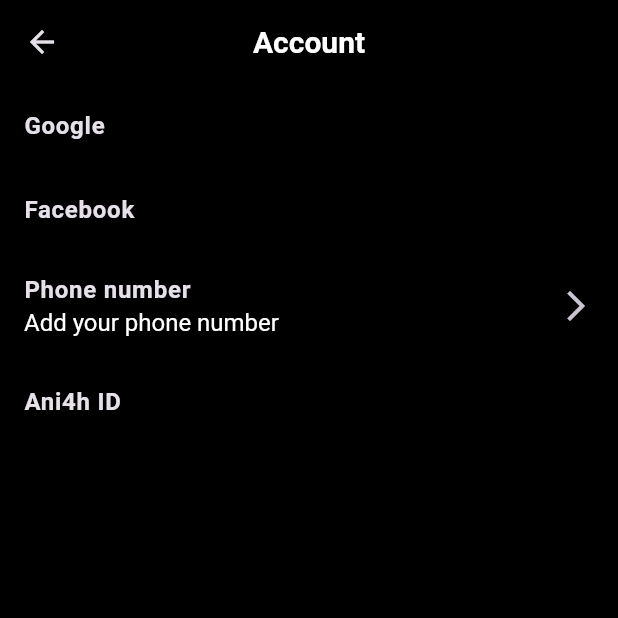
After one commit to caovanhoang63/ani4h_app, a Flutter app: the SettingScreen screen opened by its route, after a tap on "Account", on a phone screen of 412 x 824 dp, the top half of it. The commit adds this screen. Run offline on Flutter 3.47's test engine with Material 3 defaults, Android fonts, the light colour scheme and no system bars; our stand-ins replace carousel_slider, dio, flutter_riverpod, flutter_secure_storage, freezed_annotation, go_router and 2 more; missing offline and left inert: dio_http_formatter; accounts and stored records are empty; generated files the repository leaves out were written again; network calls fail.

Commit message:
add account  screen

```diff
--- a/lib/core/route/route_name.dart
+++ b/lib/core/route/route_name.dart
@@ -3,3 +3,4 @@
 const String signupRoute = "/signup";
 const String movieDetailRoute = "/movie-detail";
 const String settingRoute = "/setting";
+const String accountRoute = "/account";
--- /dev/null
+++ b/lib/features/profile/presentation/ui/account_screen.dart
@@ -0,0 +1,48 @@
+import 'package:flutter/material.dart';
+import 'package:flutter_riverpod/flutter_riverpod.dart';
+import 'package:go_router/go_router.dart';
+
+
+class AccountScreen extends ConsumerWidget {
+  const AccountScreen({super.key});
+
+  @override
+  Widget build(BuildContext context, WidgetRef ref) {
+    return Scaffold(
+      backgroundColor: Colors.black,
+      appBar: AppBar(
+        centerTitle: true,
+        title: const Text("Account",  style: TextStyle(fontSize: 20, color: Colors.white, fontWeight: FontWeight.bold)),
+        leading: IconButton(
+          icon: const Icon(Icons.arrow_back),
+          onPressed: () {
+            context.pop();
+          },
+        ),
+      ),
+      body: ListView(
+        children: const [
+          ListTile(
+              contentPadding:  EdgeInsets.fromLTRB(16,0,16,0),
+              title: Text("Google", style: TextStyle(fontSize: 16, fontWeight: FontWeight.bold)),
+          ),
+          ListTile(
+              contentPadding:  EdgeInsets.fromLTRB(16,0,16,0),
+              title: Text("Facebook", style: TextStyle(fontSize: 16, fontWeight: FontWeight.bold)),
+          ),
+          ListTile(
+              contentPadding:  EdgeInsets.fromLTRB(16,0,16,0),
+              title: Text("Phone number", style: TextStyle(fontSize: 16, fontWeight: FontWeight.bold)),
+              trailing: Icon(Icons.arrow_forward_ios),
+              subtitle: Text("Add your phone number"),
+              subtitleTextStyle: TextStyle(fontSize: 16, fontWeight: FontWeight.normal),
+          ),
+          ListTile(
+              contentPadding:  EdgeInsets.fromLTRB(16,0,16,0),
+              title: Text("Ani4h ID", style: TextStyle(fontSize: 16, fontWeight: FontWeight.bold)),
+          ),
+        ],
+      ),
+    );
+  }
+}
--- a/lib/features/profile/presentation/ui/setting_screen.dart
+++ b/lib/features/profile/presentation/ui/setting_screen.dart
@@ -1,3 +1,4 @@
+import 'package:ani4h_app/core/route/route_name.dart';
 import 'package:flutter/material.dart';
 import 'package:flutter_riverpod/flutter_riverpod.dart';
 import 'package:go_router/go_router.dart';
@@ -21,41 +22,44 @@
         ),
       ),
       body: ListView(
-        children: const [
+        children: [
           ListTile(
-              contentPadding:  EdgeInsets.fromLTRB(16,0,16,0),
-              title: Text("Account", style: TextStyle(fontSize: 16, fontWeight: FontWeight.bold)),
-              trailing: Icon(Icons.arrow_forward_ios)
+              contentPadding:  const EdgeInsets.fromLTRB(16,0,16,0),
+              title: const Text("Account", style: TextStyle(fontSize: 16, fontWeight: FontWeight.bold)),
+              trailing: const Icon(Icons.arrow_forward_ios),
+              onTap:() {
+                context.pushNamed(accountRoute);
+              },
           ),
-          ListTile(
+          const ListTile(
               contentPadding:  EdgeInsets.fromLTRB(16,0,16,0),
               title: Text("Device Management", style: TextStyle(fontSize: 16, fontWeight: FontWeight.bold)),
               trailing: Icon(Icons.arrow_forward_ios)
           ),
-          ListTile(
+          const ListTile(
               contentPadding:  EdgeInsets.fromLTRB(16,0,16,0),
               title: Text("Language", style: TextStyle(fontSize: 16, fontWeight: FontWeight.bold)),
               subtitle: Text("English"),
               trailing: Icon(Icons.arrow_forward_ios)
           ),
-          ListTile(
+          const ListTile(
               contentPadding:  EdgeInsets.fromLTRB(16,0,16,0),
               title: Text("Appearance", style: TextStyle(fontSize: 16, fontWeight: FontWeight.bold)),
               subtitle: Text("Dark"),
               subtitleTextStyle: TextStyle(fontSize: 16, fontWeight: FontWeight.normal),
               trailing: Icon(Icons.arrow_forward_ios)
           ),
-          ListTile(
+          const ListTile(
               contentPadding:  EdgeInsets.fromLTRB(16,0,16,0),
               title: Text("Notifications", style: TextStyle(fontSize: 16, fontWeight: FontWeight.bold)),
               trailing: Icon(Icons.arrow_forward_ios)
           ),
-          ListTile(
+          const ListTile(
               contentPadding:  EdgeInsets.fromLTRB(16,0,16,0),
               title: Text("Ani4h", style: TextStyle(fontSize: 16, fontWeight: FontWeight.bold)),
               trailing: Icon(Icons.arrow_forward_ios)
           ),
-          ListTile(
+          const ListTile(
               contentPadding:  EdgeInsets.fromLTRB(16,0,16,0),
               title: Text("Terms of Service", style: TextStyle(fontSize: 16, fontWeight: FontWeight.bold)),
               trailing: Icon(Icons.arrow_forward_ios)
```
Also changed, not shown: lib/core/route/go_router_provider.dart (+10 -7 lines).
